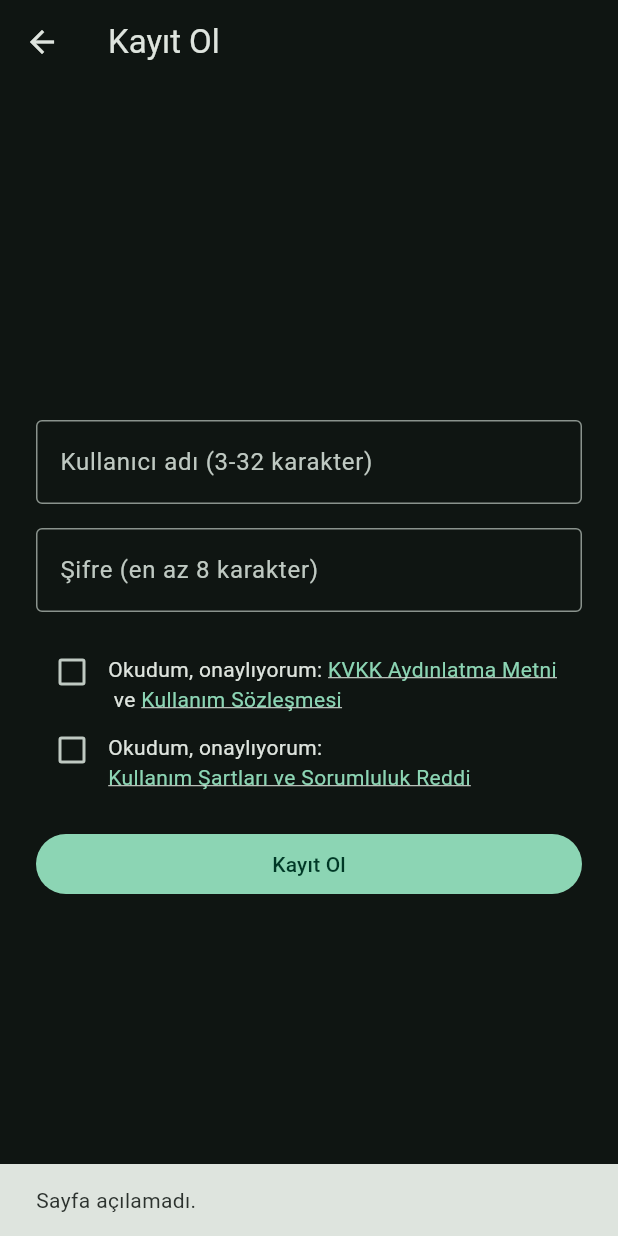
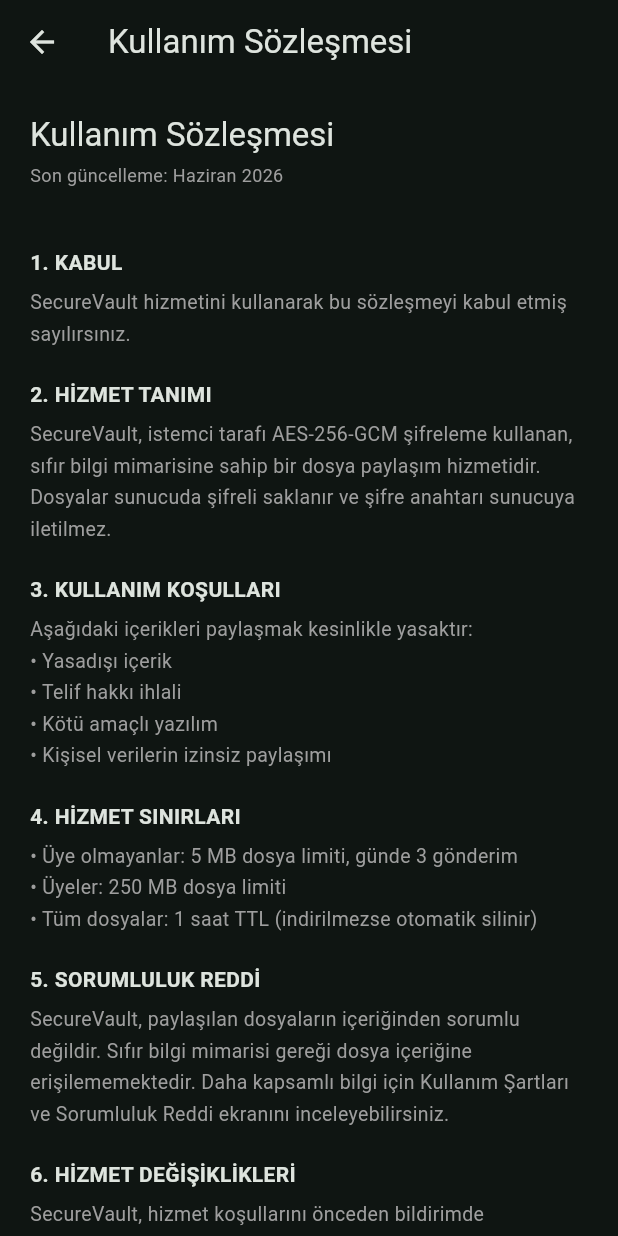
Before and after one commit to O2m4nl11299/securevault-mobile, a Flutter app: the RegisterScreen screen opened directly, after a tap on "Kullanım Sözleşmesi", on a phone screen of 412 x 824 dp. Run offline on Flutter 3.47's test engine with Material 3 defaults, Android fonts, the phone set to English and light mode, and no system bars; our stand-ins replace dio, file_picker, flutter_secure_storage, share_plus; missing offline and left inert: cryptography, cryptography_flutter; accounts and stored records are empty.

Commit message:
Add in-app KVKK and Sozlesme screens (replace browser links in register); add slogan to login and home; use no-reply@ as contact email

```diff
--- /dev/null
+++ b/lib/screens/kvkk_screen.dart
@@ -0,0 +1,71 @@
+import 'package:flutter/material.dart';
+
+/// KVKK Aydınlatma Metni — web'deki /kvkk sayfasıyla aynı içerik, uygulama içi.
+class KvkkScreen extends StatelessWidget {
+  const KvkkScreen({super.key});
+
+  @override
+  Widget build(BuildContext context) {
+    return Scaffold(
+      appBar: AppBar(title: const Text('KVKK Aydınlatma Metni')),
+      body: SafeArea(
+        child: ListView(
+          padding: const EdgeInsets.all(20),
+          children: [
+            Text('KVKK Aydınlatma Metni',
+                style: Theme.of(context).textTheme.titleLarge),
+            const SizedBox(height: 4),
+            const Text('Son güncelleme: Haziran 2026',
+                style: TextStyle(color: Colors.grey, fontSize: 12)),
+            const SizedBox(height: 20),
+            _h('1. VERİ SORUMLUSU'),
+            _p('SecureVault (sifreliveritransferi.com) olarak, 6698 sayılı '
+                'Kişisel Verilerin Korunması Kanunu kapsamında veri sorumlusu '
+                'sıfatıyla hareket etmekteyiz.'),
+            _h('2. İŞLENEN KİŞİSEL VERİLER'),
+            _p('Sistemimiz sıfır bilgi (zero-knowledge) mimarisi ile '
+                'tasarlanmıştır. İşlenen veriler:'),
+            _p('• Kullanıcı adı: SHA-256 hash olarak saklanır. Orijinal '
+                'kullanıcı adı sunucuda tutulmaz.\n'
+                '• Şifre: Argon2id algoritması ile hash\'lenerek saklanır. '
+                'Düz metin şifre asla tutulmaz.\n'
+                '• IP adresi: SHA-256 hash olarak kısa süreli (24 saat) '
+                'Redis\'te tutulur.\n'
+                '• E-posta adresi (alıcı): Yalnızca link gönderimi için '
+                'kullanılır, saklanmaz.\n'
+                '• Dosya içeriği: Sunucuya şifreli olarak ulaşır. Şifre '
+                'anahtarı sunucuya hiçbir zaman gönderilmez.'),
+            _h('3. VERİLERİN İŞLENME AMACI'),
+            _p('• Kullanıcı hesabının oluşturulması ve yönetimi\n'
+                '• Güvenli dosya paylaşımı hizmetinin sunulması\n'
+                '• Hizmet kötüye kullanımının önlenmesi'),
+            _h('4. VERİLERİN SAKLANMA SÜRESİ'),
+            _p('• Kullanıcı hesabı: 90 gün aktif kullanım olmaması halinde '
+                'otomatik silinir.\n'
+                '• Dosyalar: İndirildikten sonra anında, indirilmezse 1 saat '
+                'içinde silinir.\n'
+                '• IP hash: 24 saat sonra otomatik silinir.'),
+            _h('5. VERİ SAHİBİNİN HAKLARI'),
+            _p('KVKK madde 11 kapsamında;\n'
+                '• Verilerinizin işlenip işlenmediğini öğrenme\n'
+                '• Verilerinizin silinmesini talep etme\n'
+                '• Hesabınızı "Hesabımı Sil" seçeneğinden silebilirsiniz.'),
+            _h('6. İLETİŞİM'),
+            _p('Sorularınız için: no-reply@sifreliveritransferi.com'),
+            const SizedBox(height: 16),
+          ],
+        ),
+      ),
+    );
+  }
+
+  Widget _h(String t) => Padding(
+        padding: const EdgeInsets.only(top: 20, bottom: 6),
+        child: Text(t,
+            style: const TextStyle(
+                fontSize: 14, fontWeight: FontWeight.bold)),
+      );
+
+  Widget _p(String t) => Text(t,
+      style: const TextStyle(fontSize: 13, height: 1.6, color: Colors.grey));
+}
--- a/lib/screens/register_screen.dart
+++ b/lib/screens/register_screen.dart
@@ -1,7 +1,8 @@
 import 'package:flutter/material.dart';
-import 'package:url_launcher/url_launcher.dart';
 import '../services/auth_service.dart';
 import 'terms_screen.dart';
+import 'kvkk_screen.dart';
+import 'sozlesme_screen.dart';
 
 class RegisterScreen extends StatefulWidget {
   const RegisterScreen({super.key});
@@ -19,17 +20,6 @@
   bool _termsAccepted = false;
   String? _error;
   String? _recoveryToken; // basarili kayittan sonra TEK SEFER gosterilir
-
-  Future<void> _openLink(String path) async {
-    final uri = Uri.parse('https://sifreliveritransferi.com/$path');
-    if (!await launchUrl(uri, mode: LaunchMode.externalApplication)) {
-      if (mounted) {
-        ScaffoldMessenger.of(context).showSnackBar(
-          const SnackBar(content: Text('Sayfa açılamadı.')),
-        );
-      }
-    }
-  }
 
   Future<void> _submit() async {
     if (!_formKey.currentState!.validate()) return;
@@ -158,7 +148,9 @@
                           children: [
                             const Text('Okudum, onaylıyorum: '),
                             GestureDetector(
-                              onTap: () => _openLink('kvkk.html'),
+                              onTap: () => Navigator.of(context).push(
+                                MaterialPageRoute(builder: (_) => const KvkkScreen()),
+                              ),
                               child: Text(
                                 'KVKK Aydınlatma Metni',
                                 style: TextStyle(
@@ -169,7 +161,9 @@
                             ),
                             const Text(' ve '),
                             GestureDetector(
-                              onTap: () => _openLink('sozlesme.html'),
+                              onTap: () => Navigator.of(context).push(
+                                MaterialPageRoute(builder: (_) => const SozlesmeScreen()),
+                              ),
                               child: Text(
                                 'Kullanım Sözleşmesi',
                                 style: TextStyle(
--- /dev/null
+++ b/lib/screens/sozlesme_screen.dart
@@ -0,0 +1,68 @@
+import 'package:flutter/material.dart';
+
+/// Kullanım Sözleşmesi — web'deki /sozlesme sayfasıyla aynı içerik, uygulama içi.
+class SozlesmeScreen extends StatelessWidget {
+  const SozlesmeScreen({super.key});
+
+  @override
+  Widget build(BuildContext context) {
+    return Scaffold(
+      appBar: AppBar(title: const Text('Kullanım Sözleşmesi')),
+      body: SafeArea(
+        child: ListView(
+          padding: const EdgeInsets.all(20),
+          children: [
+            Text('Kullanım Sözleşmesi',
+                style: Theme.of(context).textTheme.titleLarge),
+            const SizedBox(height: 4),
+            const Text('Son güncelleme: Haziran 2026',
+                style: TextStyle(color: Colors.grey, fontSize: 12)),
+            const SizedBox(height: 20),
+            _h('1. KABUL'),
+            _p('SecureVault hizmetini kullanarak bu sözleşmeyi kabul etmiş '
+                'sayılırsınız.'),
+            _h('2. HİZMET TANIMI'),
+            _p('SecureVault, istemci tarafı AES-256-GCM şifreleme kullanan, '
+                'sıfır bilgi mimarisine sahip bir dosya paylaşım hizmetidir. '
+                'Dosyalar sunucuda şifreli saklanır ve şifre anahtarı sunucuya '
+                'iletilmez.'),
+            _h('3. KULLANIM KOŞULLARI'),
+            _p('Aşağıdaki içerikleri paylaşmak kesinlikle yasaktır:\n'
+                '• Yasadışı içerik\n'
+                '• Telif hakkı ihlali\n'
+                '• Kötü amaçlı yazılım\n'
+                '• Kişisel verilerin izinsiz paylaşımı'),
+            _h('4. HİZMET SINIRLARI'),
+            _p('• Üye olmayanlar: 5 MB dosya limiti, günde 3 gönderim\n'
+                '• Üyeler: 250 MB dosya limiti\n'
+                '• Tüm dosyalar: 1 saat TTL (indirilmezse otomatik silinir)'),
+            _h('5. SORUMLULUK REDDİ'),
+            _p('SecureVault, paylaşılan dosyaların içeriğinden sorumlu '
+                'değildir. Sıfır bilgi mimarisi gereği dosya içeriğine '
+                'erişilememektedir. Daha kapsamlı bilgi için Kullanım Şartları '
+                've Sorumluluk Reddi ekranını inceleyebilirsiniz.'),
+            _h('6. HİZMET DEĞİŞİKLİKLERİ'),
+            _p('SecureVault, hizmet koşullarını önceden bildirimde bulunmaksızın '
+                'değiştirme hakkını saklı tutar.'),
+            _h('7. HESAP SİLME'),
+            _p('Hesabınızı istediğiniz zaman silebilirsiniz. Silme işlemi tüm '
+                'verilerinizi kalıcı olarak kaldırır.'),
+            _h('8. İLETİŞİM'),
+            _p('Sorularınız için: no-reply@sifreliveritransferi.com'),
+            const SizedBox(height: 16),
+          ],
+        ),
+      ),
+    );
+  }
+
+  Widget _h(String t) => Padding(
+        padding: const EdgeInsets.only(top: 20, bottom: 6),
+        child: Text(t,
+            style: const TextStyle(
+                fontSize: 14, fontWeight: FontWeight.bold)),
+      );
+
+  Widget _p(String t) => Text(t,
+      style: const TextStyle(fontSize: 13, height: 1.6, color: Colors.grey));
+}
```
Also changed, not shown: lib/screens/home_screen.dart (+15 -1 lines), lib/screens/login_screen.dart (+9 -0 lines).
